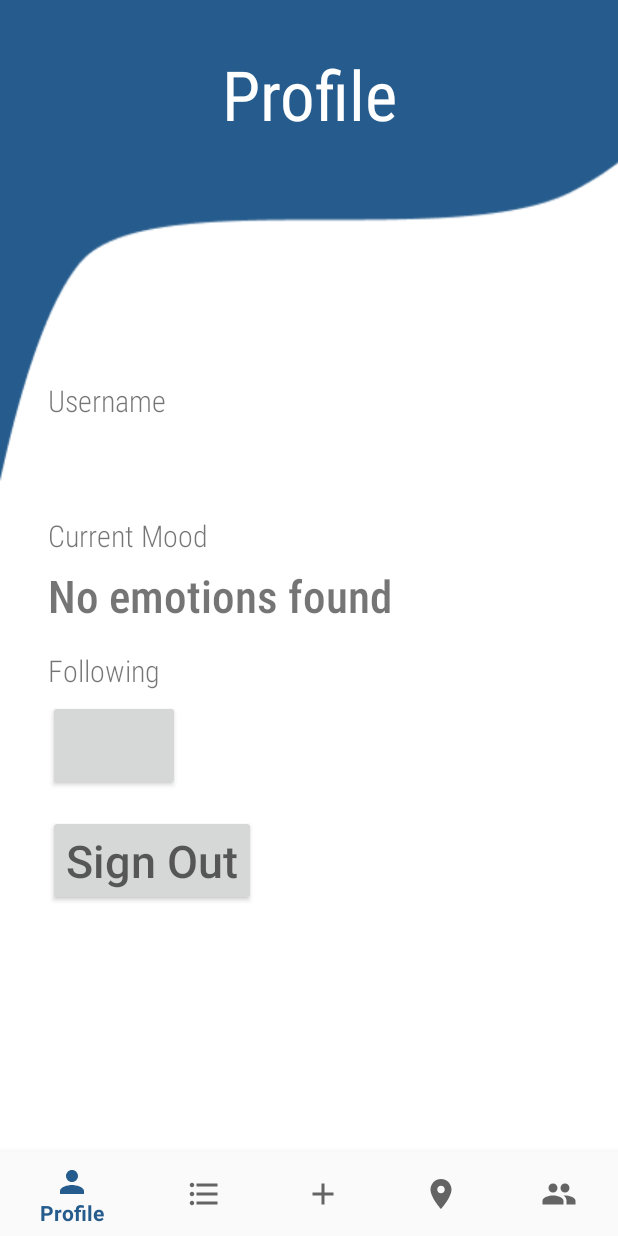
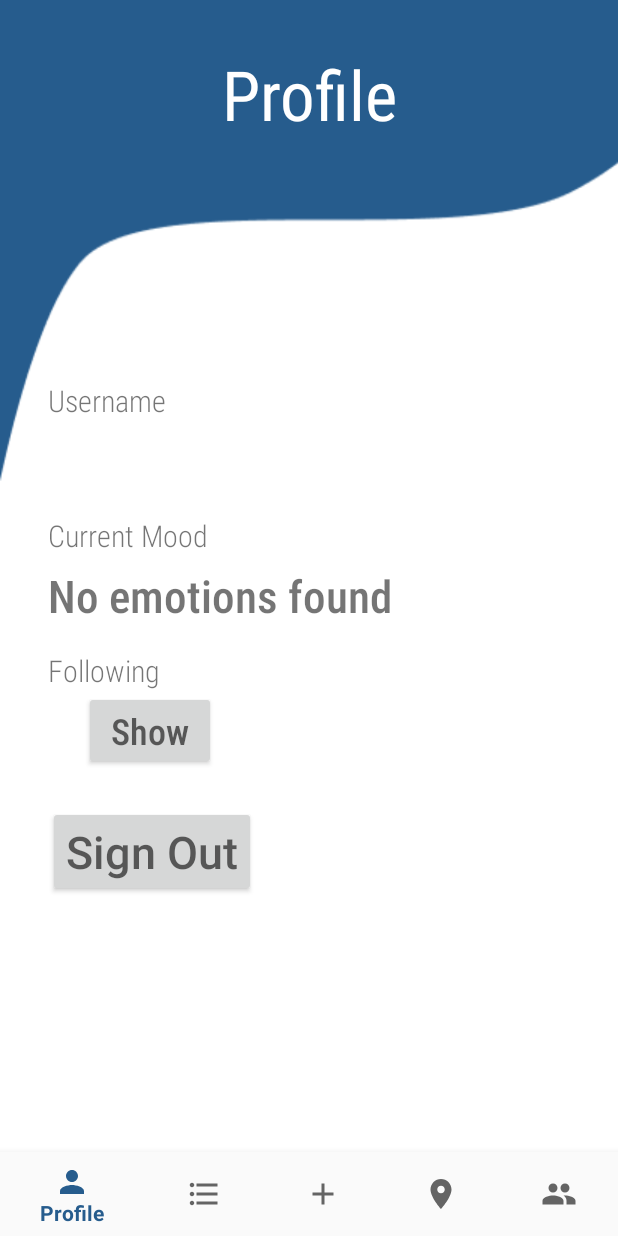
Before and after one commit to CMPUT301F19T25/0.8XEng, an Android app: the ProfileFragment screen opened through its navigation route, on a phone screen of 412 x 824 dp. Run offline under Robolectric (Android 15) with nearby library versions, the phone set to English and light mode, and no system bars; our stand-ins replace Firebase (no records; nobody signed in at launch, a user with empty details on screens opened directly), navigation-ui; libraries missing offline, so code that uses them is left out: androidx.test.espresso; 5 statements that could not run were skipped.

Commit message:
Fixed button problem on user profile page.  (#103)
* Added new button.

* Got rid of "friends"

* Changed text appearance

* Changed styling.

```diff
--- a/source/app/src/main/java/com/example/emote/ui/profile/ProfileFragment.java
+++ b/source/app/src/main/java/com/example/emote/ui/profile/ProfileFragment.java
@@ -51,8 +51,9 @@ public class ProfileFragment extends Fragment {
 
     private TextView usernameText;
     private TextView currentmoodText;
-    private Button friendsText;
+    private TextView friendsText;
     private Button signoutButton;
+    private Button showFriends;
 
     private FireStoreHandler fsh = new FireStoreHandler(EmoteApplication.getUsername());
     private FirebaseFirestore db = fsh.getFireStoreDBReference();
@@ -82,6 +83,7 @@ public class ProfileFragment extends Fragment {
         usernameText = root.findViewById(R.id.profile_username);
         currentmoodText = root.findViewById(R.id.profile_current_mood);
         friendsText = root.findViewById(R.id.profile_number_friends);
+        showFriends = root.findViewById(R.id.show_friends_button);
         signoutButton = root.findViewById(R.id.signoutButton);
 
         usernameText.setText(fsh.getUsername());
@@ -95,7 +97,7 @@ public class ProfileFragment extends Fragment {
                         if (task.isSuccessful()) {
                             DocumentSnapshot document = task.getResult();
                             if (document.exists()) {
-                                friendsText.setText(Integer.toString(((List<String>) document.get("CURRENT_FRIENDS")).size()) + " friends");
+                                friendsText.setText(Integer.toString(((List<String>) document.get("CURRENT_FRIENDS")).size()));
                             } else {
                                 Log.d(TAG, "No such document");
                             }
@@ -135,7 +137,7 @@ public class ProfileFragment extends Fragment {
                     }
                 });
 
-        friendsText.setOnClickListener(new View.OnClickListener() {
+        showFriends.setOnClickListener(new View.OnClickListener() {
             public void onClick(View v) {
                 try {
                     Intent intent = new Intent(getContext(), FollowingListActivity.class);
--- a/source/app/src/main/res/layout/fragment_profile.xml
+++ b/source/app/src/main/res/layout/fragment_profile.xml
@@ -6,18 +6,38 @@
     android:layout_height="match_parent"
     android:background="@drawable/profile_background">
 
-    <Button
-        android:id="@+id/profile_number_friends"
+    <LinearLayout
+        android:id="@+id/number_friends_linear_layout"
         android:layout_width="wrap_content"
         android:layout_height="wrap_content"
-        android:layout_marginTop="6dp"
-        android:fontFamily="sans-serif-condensed-medium"
-        android:textSize="30sp"
-        app:layout_constraintStart_toStartOf="@+id/profile_current_mood_hint2"
-        app:layout_constraintTop_toBottomOf="@+id/profile_current_mood_hint2" />
+        android:orientation="horizontal"
+        app:layout_constraintStart_toStartOf="@+id/text_following"
+        app:layout_constraintTop_toBottomOf="@+id/text_following"
+        android:baselineAligned="false">
+
+        <TextView
+            android:id="@+id/profile_number_friends"
+            android:layout_width="wrap_content"
+            android:layout_height="wrap_content"
+            android:layout_marginTop="6dp"
+            android:layout_gravity="top"
+            android:fontFamily="sans-serif-condensed-medium"
+            android:textSize="30sp" />
+
+        <Button
+            android:id="@+id/show_friends_button"
+            style="@style/Widget.AppCompat.Button"
+            android:layout_width="wrap_content"
+            android:layout_height="wrap_content"
+            android:layout_marginStart="24dp"
+            android:fontFamily="sans-serif-condensed-medium"
+            android:text="Show"
+            android:textAppearance="@style/TextAppearance.AppCompat.Display1"
+            android:textSize="24sp" />
+    </LinearLayout>
 
     <TextView
-        android:id="@+id/profile_current_mood_hint2"
+        android:id="@+id/text_following"
         android:layout_width="wrap_content"
         android:layout_height="wrap_content"
         android:layout_marginTop="16dp"
@@ -92,13 +112,13 @@
         style="@style/Widget.AppCompat.Button"
         android:layout_width="wrap_content"
         android:layout_height="wrap_content"
-        android:layout_marginTop="16dp"
+        android:layout_marginTop="24dp"
         android:fontFamily="sans-serif-medium"
         android:text="Sign Out"
         android:textAppearance="@style/TextAppearance.AppCompat.Display1"
         android:textSize="30sp"
-        app:layout_constraintStart_toStartOf="@+id/profile_current_mood_hint2"
-        app:layout_constraintTop_toBottomOf="@+id/profile_number_friends" />
+        app:layout_constraintStart_toStartOf="@+id/text_following"
+        app:layout_constraintTop_toBottomOf="@+id/number_friends_linear_layout" />
 
 
 </androidx.constraintlayout.widget.ConstraintLayout>
```
